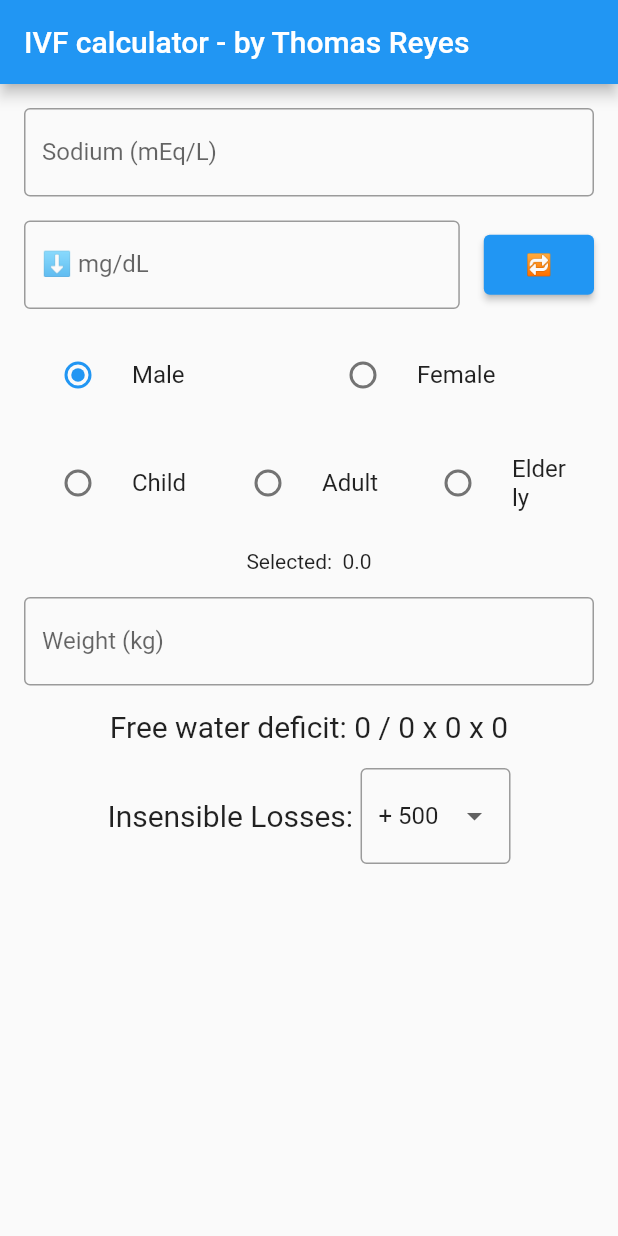
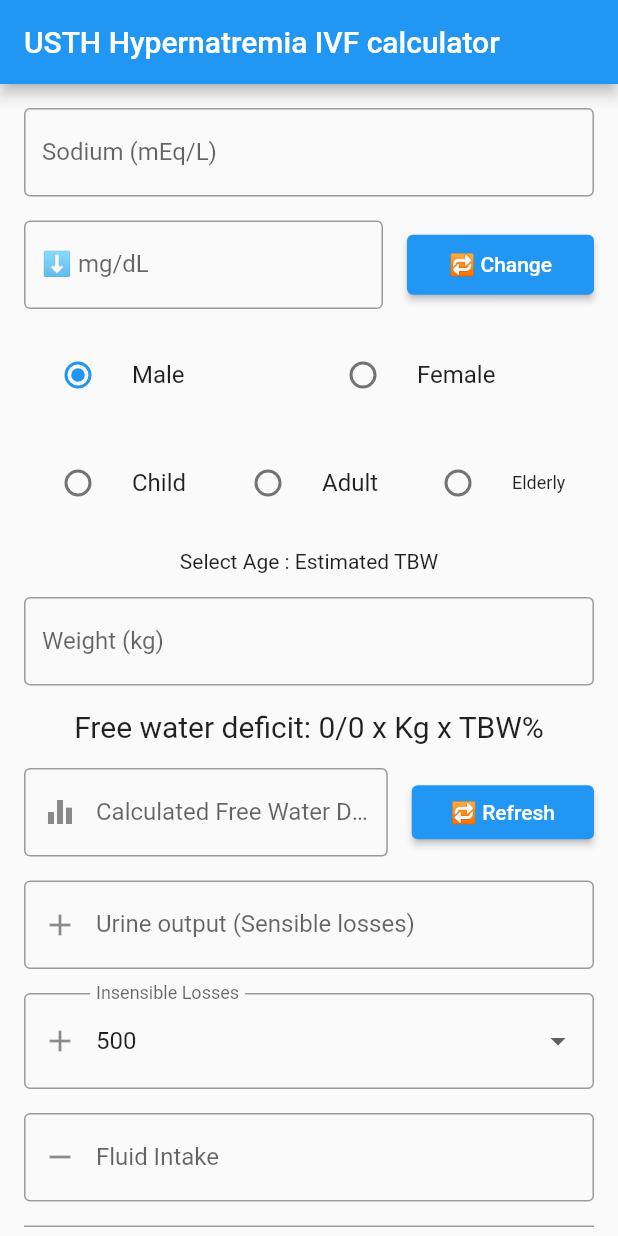
Before and after one commit to niccoreyes/IVFcalculator, a Flutter app: the screen it shows after launch, on a phone screen of 412 x 824 dp. Run offline on Flutter 3.47's test engine with Material 2 defaults, Android fonts, the phone set to English and light mode, and no system bars.

Commit message:
built for web

```diff
--- a/lib/main.dart
+++ b/lib/main.dart
@@ -24,7 +24,7 @@ class MyApp extends StatelessWidget {
         // is not restarted.
         primarySwatch: Colors.blue,
       ),
-      home: const MyHomePage(title: 'IVF calculator - by Thomas Reyes'),
+      home: const MyHomePage(title: 'USTH Hypernatremia IVF calculator'),
     );
   }
 }
@@ -52,6 +52,8 @@ class _MyHomePageState extends State<MyHomePage> {
   int weight = 0;
   double _target = 0.00;
   String _ivfRate = '';
+  double sensibleLosses = 0.00;
+  double intake = 0.00;
 
   double calculatedFWD = 0.00;
 
@@ -62,11 +64,19 @@ class _MyHomePageState extends State<MyHomePage> {
 
   static List<String> mgStrings = ['⬇️ mg/dL', 'Target mg/dL'];
   var mgdL = mgStrings[0];
-  static String fixedPreMg = "🔁"; //↔
+  static String fixedPreMg = "🔁 Change"; //↔
   bool mgDLState = true; //default true = decrease by
 
   static List<String> insensibleLosses = ["500", "1000"];
   String? selectInsensible = "500";
+
+  var controllerFWD = TextEditingController();
+
+  @override
+  void dispose() {
+    controllerFWD.dispose();
+    super.dispose();
+  }
 
   @override
   Widget build(BuildContext context) {
@@ -76,7 +86,6 @@ class _MyHomePageState extends State<MyHomePage> {
     // The Flutter framework has been optimized to make rerunning build methods
     // fast, so that you can just rebuild anything that needs updating rather
     // than having to individually change instances of widgets.
-    var controller1;
 
     return Scaffold(
       appBar: AppBar(
@@ -246,7 +255,8 @@ class _MyHomePageState extends State<MyHomePage> {
                       child: RadioListTile(
                         value: 'Elderly',
                         groupValue: _selectedOption,
-                        title: const Text('Elderly'),
+                        title: const Text('Elderly',
+                            style: TextStyle(fontSize: 12.0)),
                         onChanged: (value) => setState(() {
                           _selectedOption = value!;
                           if (sex == "Male") {
@@ -263,9 +273,9 @@ class _MyHomePageState extends State<MyHomePage> {
                 const SizedBox(
                   height: 16,
                 ),
-                Text(_selectedOption != null
-                    ? 'Selected: $_selectedOption $_ageType'
-                    : ''),
+                Text(_selectedOption != ""
+                    ? 'Selected: $_selectedOption ($_ageType) Estimated TBW'
+                    : 'Select Age : Estimated TBW'),
                 const SizedBox(
                   height: 16,
                 ),
@@ -288,41 +298,101 @@ class _MyHomePageState extends State<MyHomePage> {
                 Text(
                   (_ivfRate != null && _ivfRate != '')
                       ? 'Free water deficit: $_ivfRate'
-                      : 'Free water deficit: 0 / 0 x 0 x 0',
+                      : 'Free water deficit: 0/0 x Kg x TBW%',
                   style: TextStyle(fontSize: 20),
                 ),
                 const SizedBox(height: 16.0),
                 Row(
-                  mainAxisAlignment: MainAxisAlignment.center,
                   children: [
-                    Text(
-                      "Insensible Losses: ",
-                      style: TextStyle(fontSize: 20),
+                    Expanded(
+                      child: TextField(
+                        decoration: const InputDecoration(
+                            border: OutlineInputBorder(),
+                            labelText: 'Calculated Free Water Deficit',
+                            prefixIcon: Icon(Icons.equalizer)),
+                        keyboardType: TextInputType.number,
+                        controller: controllerFWD,
+                        onChanged: (value) => setState(() {
+                          try {
+                            calculatedFWD = double.parse(value);
+                          } catch (e) {
+                            calculatedFWD = 0.00;
+                          }
+                        }),
                       ),
-                    SizedBox(
-                      width: 100.0,
-                      child: DropdownButtonFormField(
-                          decoration:
-                              InputDecoration(border: OutlineInputBorder()),
+                    ),
+                    const SizedBox(
+                      width: 16.0,
+                    ),
+                    ElevatedButton(
+                        onPressed: () => autoCalculate(),
+                        child: const Padding(
+                          padding: EdgeInsets.all(10.0),
+                          child: Text("🔁 Refresh"),
+                        ))
+                  ],
+                ),
+                const SizedBox(height: 16.0),
+                //urine output
+                TextField(
+                  decoration: const InputDecoration(
+                      border: OutlineInputBorder(),
+                      labelText: 'Urine output (Sensible losses)',
+                      prefixIcon: Icon(Icons.add)),
+                  keyboardType: TextInputType.number,
+                  onChanged: (value) => setState(() {
+                    try {
+                      sensibleLosses = double.parse(value);
+                    } catch (e) {
+                      sensibleLosses = 0.00;
+                    }
+                  }),
+                ),
+                const SizedBox(height: 16.0),
+                DropdownButtonFormField(
+                    decoration: const InputDecoration(
+                        prefixIcon: Icon(Icons.add),
+                        labelText: "Insensible Losses",
+                        border: OutlineInputBorder()),
                     value: selectInsensible,
                     items: insensibleLosses
                         .map((item) => DropdownMenuItem<String>(
                             value: item,
                             child: Text(
-                                    "+ $item",
-                                    style: TextStyle(fontSize: 16),
+                              item,
+                              style: const TextStyle(fontSize: 16),
                             )))
                         .toList(),
                     onChanged: (item) {
                       setState(() {
                         selectInsensible = item;
-                              autoCalculate();
                       });
                     }),
+                const SizedBox(height: 16.0),
+                //urine output
+                TextField(
+                  decoration: const InputDecoration(
+                      border: OutlineInputBorder(),
+                      labelText: 'Fluid Intake',
+                      prefixIcon: Icon(Icons.remove)),
+                  keyboardType: TextInputType.number,
+                  onChanged: (value) => setState(() {
+                    try {
+                      intake = double.parse(value);
+                    } catch (e) {
+                      intake = 0.00;
+                    }
+                  }),
                 ),
-                  ],
+                // horizontal line
+                const SizedBox(height: 16.0),
+                Container(
+                  height: 1,
+                  color: Colors.grey,
                 ),
                 const SizedBox(height: 16.0),
+                // Intake
+                Text("Total: ")
               ],
             ),
           ),
@@ -340,12 +410,14 @@ class _MyHomePageState extends State<MyHomePage> {
   String calculateIVFRate(
       double sodium, int weight, double target, double ageType) {
     var calculatedDiff = sodium - target;
-    var calcuStringFree = "$calculatedDiff / $sodium x $weight x $ageType";
+    var calcuStringFree = "$calculatedDiff/$sodium x $weight x $ageType";
     var calcuResult =
         (((sodium - target) / sodium) * weight.toDouble() * ageType * 1000);
     calculatedFWD = calcuResult; //set global FWD
+
     if (calcuResult != null && calcuResult != 0 && !calcuResult.isNaN) {
-      calcuStringFree += "\nCalculated FWD= " + calcuResult.toStringAsFixed(2);
+      controllerFWD.text = calculatedFWD.toStringAsFixed(2);
+      //calcuStringFree += "\nCalculated FWD= ${calcuResult.toStringAsFixed(2)}";
     }
 
     // Calculate IVF rate here using the provided sodium, age, and target values
```
Also changed, not shown: 21 other files. Lines whose indentation alone changed are shown as unchanged.
